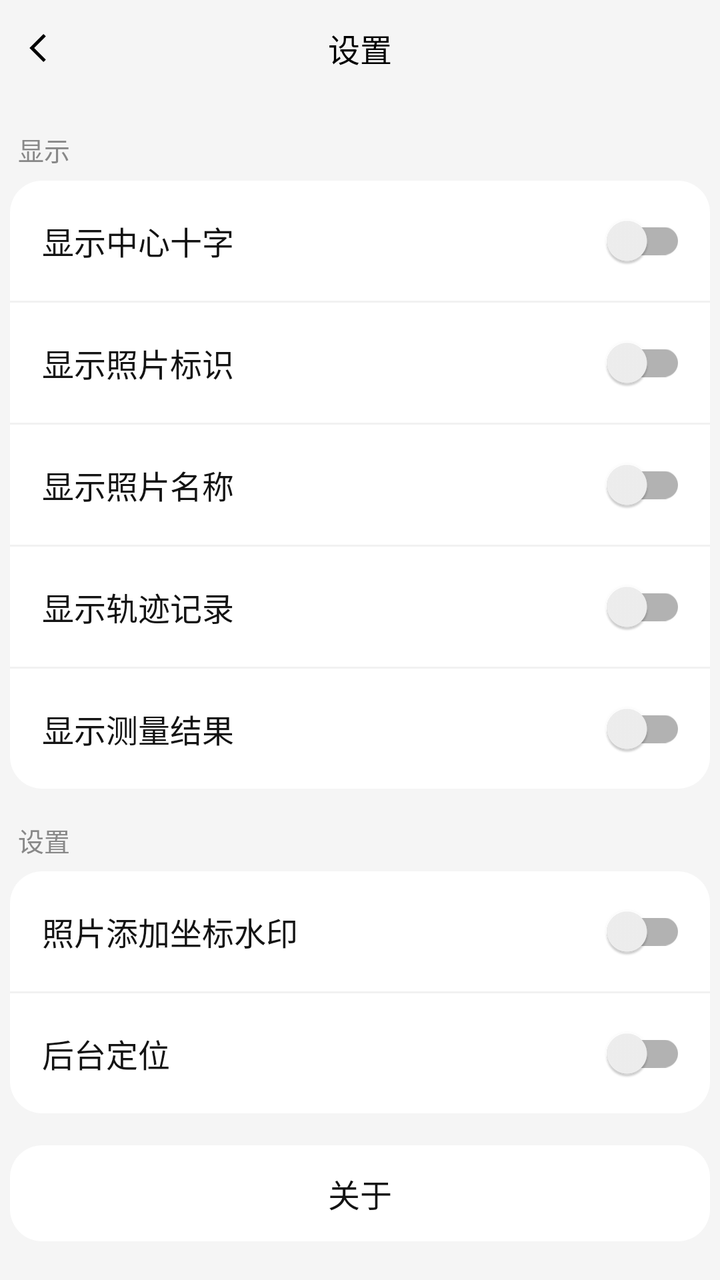
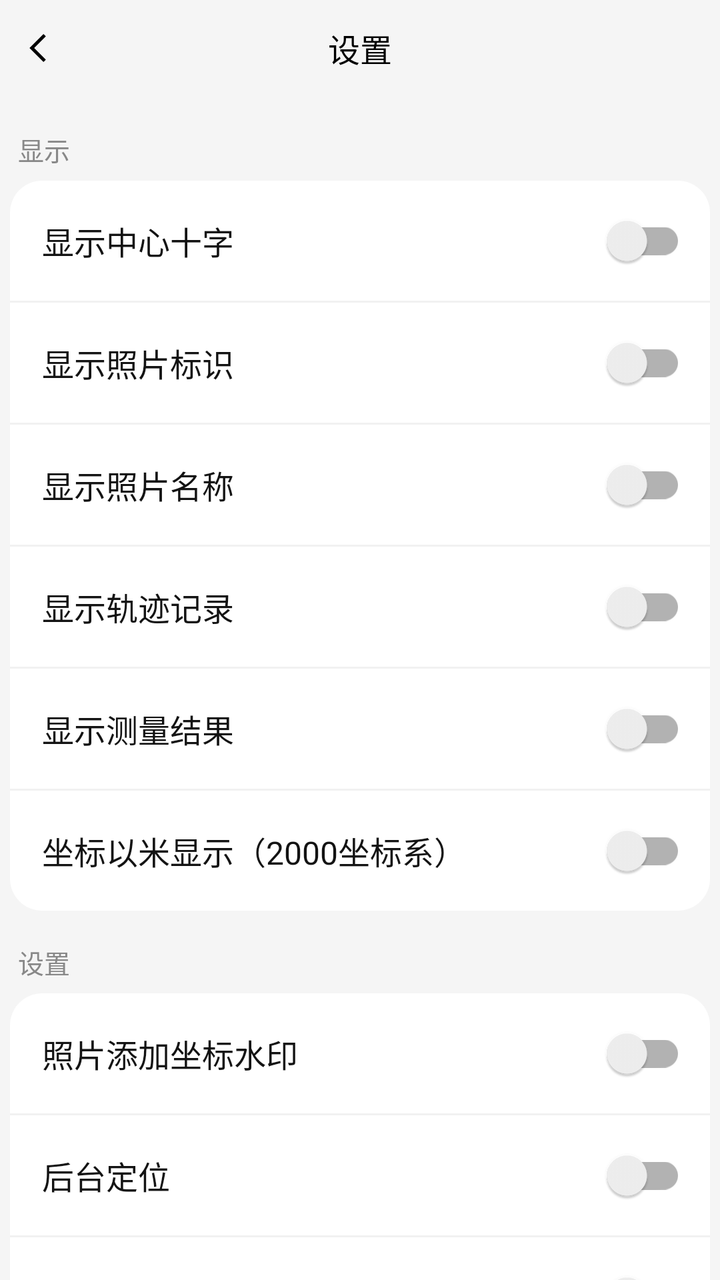

Compare the two renders of this Android layout. The source of the first and the diff that turns it into the second are given below.
<!-- AndroidManifest.xml: application theme Theme.MobileMap -->
<!-- res/layout/activity_settings.xml -->
<?xml version="1.0" encoding="utf-8"?>
<LinearLayout xmlns:android="http://schemas.android.com/apk/res/android"
    android:layout_width="match_parent"
    android:layout_height="match_parent"
    android:background="@color/activity_background"
    android:orientation="vertical">

    <RelativeLayout
        android:layout_width="match_parent"
        android:layout_height="48dp"
        android:background="@color/activity_background"
        android:paddingStart="8dp"
        android:paddingEnd="8dp">

        <ImageView
            android:id="@+id/set_iv_back"
            android:layout_width="@dimen/activity_back_image_size"
            android:layout_height="@dimen/activity_back_image_size"
            android:layout_centerVertical="true"
            android:padding="2dp"
            android:src="@drawable/ic_left_arrow_black" />

        <TextView
            android:layout_width="wrap_content"
            android:layout_height="wrap_content"
            android:layout_centerInParent="true"
            android:text="@string/settings_title"
            android:textColor="@color/black"
            android:textSize="@dimen/activity_title_text_size"/>
    </RelativeLayout>


    <ScrollView
        android:layout_width="match_parent"
        android:layout_height="match_parent"
        android:fillViewport="true"
        android:scrollbars="none">

        <LinearLayout
            android:layout_width="match_parent"
            android:layout_height="wrap_content"
            android:orientation="vertical"
            android:padding="@dimen/activity_padding_size">


            
            <TextView
                android:layout_width="wrap_content"
                android:layout_height="wrap_content"
                android:layout_marginTop="12dp"
                android:paddingStart="4dp"
                android:text="@string/settings_group_display"
                android:textColor="#888888"
                android:textSize="13sp"/>

            <LinearLayout
                android:layout_width="match_parent"
                android:layout_height="wrap_content"
                android:layout_marginTop="6dp"
                android:background="@drawable/bg_settings_group"
                android:orientation="vertical">

                
                <LinearLayout
                    android:layout_width="match_parent"
                    android:layout_height="60dp"
                    android:gravity="center_vertical"
                    android:orientation="horizontal"
                    android:paddingStart="16dp"
                    android:paddingEnd="12dp">

                    <TextView
                        android:layout_width="0dp"
                        android:layout_height="wrap_content"
                        android:layout_weight="1"
                        android:maxLines="1"
                        android:ellipsize="end"
                        android:text="@string/settings_center_cross"
                        android:textColor="#131313"
                        android:textSize="16sp"/>

                    <androidx.appcompat.widget.SwitchCompat
                        android:id="@+id/set_switch_cross"
                        android:layout_width="wrap_content"
                        android:layout_height="wrap_content"/>
                </LinearLayout>

                <View android:layout_width="match_parent" android:layout_height="1dp" android:background="#F1F1F1" />

                
                <LinearLayout
                    android:layout_width="match_parent"
                    android:layout_height="60dp"
                    android:gravity="center_vertical"
                    android:orientation="horizontal"
                    android:paddingStart="16dp"
                    android:paddingEnd="12dp">

                    <TextView
                        android:layout_width="0dp"
                        android:layout_height="wrap_content"
                        android:layout_weight="1"
                        android:maxLines="1"
                        android:ellipsize="end"
                        android:text="@string/settings_show_media_layer"
                        android:textColor="#131313"
                        android:textSize="16sp"/>

                    <androidx.appcompat.widget.SwitchCompat
                        android:id="@+id/set_switch_media_layer"
                        android:layout_width="wrap_content"
                        android:layout_height="wrap_content"/>
                </LinearLayout>

                <View android:layout_width="match_parent" android:layout_height="1dp" android:background="#F1F1F1" />

                
                <LinearLayout
                    android:layout_width="match_parent"
                    android:layout_height="60dp"
                    android:gravity="center_vertical"
                    android:orientation="horizontal"
                    android:paddingStart="16dp"
                    android:paddingEnd="12dp">

                    <TextView
                        android:layout_width="0dp"
                        android:layout_height="wrap_content"
                        android:layout_weight="1"
                        android:maxLines="1"
                        android:ellipsize="end"
                        android:text="@string/settings_show_photo_name"
                        android:textColor="#131313"
                        android:textSize="16sp"/>

                    <androidx.appcompat.widget.SwitchCompat
                        android:id="@+id/set_switch_photo_name"
                        android:layout_width="wrap_content"
                        android:layout_height="wrap_content"/>
                </LinearLayout>

                <View android:layout_width="match_parent" android:layout_height="1dp" android:background="#F1F1F1" />

                
                <LinearLayout
                    android:layout_width="match_parent"
                    android:layout_height="60dp"
                    android:gravity="center_vertical"
                    android:orientation="horizontal"
                    android:paddingStart="16dp"
                    android:paddingEnd="12dp">

                    <TextView
                        android:layout_width="0dp"
                        android:layout_height="wrap_content"
                        android:layout_weight="1"
                        android:maxLines="1"
                        android:ellipsize="end"
                        android:text="@string/settings_show_track_layer"
                        android:textColor="#131313"
                        android:textSize="16sp"/>

                    <androidx.appcompat.widget.SwitchCompat
                        android:id="@+id/set_switch_track_layer"
                        android:layout_width="wrap_content"
                        android:layout_height="wrap_content"/>
                </LinearLayout>

                <View android:layout_width="match_parent" android:layout_height="1dp" android:background="#F1F1F1" />

                
                <LinearLayout
                    android:layout_width="match_parent"
                    android:layout_height="60dp"
                    android:gravity="center_vertical"
                    android:orientation="horizontal"
                    android:paddingStart="16dp"
                    android:paddingEnd="12dp">

                    <TextView
                        android:layout_width="0dp"
                        android:layout_height="wrap_content"
                        android:layout_weight="1"
                        android:maxLines="1"
                        android:ellipsize="end"
                        android:text="@string/settings_show_measure_layer"
                        android:textColor="#131313"
                        android:textSize="16sp"/>

                    <androidx.appcompat.widget.SwitchCompat
                        android:id="@+id/set_switch_measure_layer"
                        android:layout_width="wrap_content"
                        android:layout_height="wrap_content"/>
                </LinearLayout>

            </LinearLayout>

            
            <TextView
                android:layout_width="wrap_content"
                android:layout_height="wrap_content"
                android:layout_marginTop="16dp"
                android:paddingStart="4dp"
                android:text="@string/settings_group_options"
                android:textColor="#888888"
                android:textSize="13sp"/>

            <LinearLayout
                android:layout_width="match_parent"
                android:layout_height="wrap_content"
                android:layout_marginTop="6dp"
                android:background="@drawable/bg_settings_group"
                android:orientation="vertical">

                
                <LinearLayout
                    android:layout_width="match_parent"
                    android:layout_height="60dp"
                    android:gravity="center_vertical"
                    android:orientation="horizontal"
                    android:paddingStart="16dp"
                    android:paddingEnd="12dp">

                    <TextView
                        android:layout_width="0dp"
                        android:layout_height="wrap_content"
                        android:layout_weight="1"
                        android:maxLines="1"
                        android:ellipsize="end"
                        android:text="@string/settings_photo_coordinate_watermark"
                        android:textColor="#131313"
                        android:textSize="16sp"/>

                    <androidx.appcompat.widget.SwitchCompat
                        android:id="@+id/set_switch_photo_watermark"
                        android:layout_width="wrap_content"
                        android:layout_height="wrap_content"/>
                </LinearLayout>

                <View android:layout_width="match_parent" android:layout_height="1dp" android:background="#F1F1F1" />

                
                <LinearLayout
                    android:layout_width="match_parent"
                    android:layout_height="60dp"
                    android:gravity="center_vertical"
                    android:orientation="horizontal"
                    android:paddingStart="16dp"
                    android:paddingEnd="12dp">

                    <TextView
                        android:layout_width="0dp"
                        android:layout_height="wrap_content"
                        android:layout_weight="1"
                        android:maxLines="1"
                        android:ellipsize="end"
                        android:text="@string/settings_background_location"
                        android:textColor="#131313"
                        android:textSize="16sp"/>

                    <androidx.appcompat.widget.SwitchCompat
                        android:id="@+id/set_switch_background_location"
                        android:layout_width="wrap_content"
                        android:layout_height="wrap_content"/>
                </LinearLayout>

            </LinearLayout>

            <LinearLayout
                android:layout_width="match_parent"
                android:layout_height="wrap_content"
                android:layout_marginTop="16dp"
                android:background="@drawable/bg_settings_group"
                android:orientation="vertical">

                <RelativeLayout
                    android:id="@+id/set_row_about"
                    android:layout_width="match_parent"
                    android:layout_height="48dp"
                    android:paddingStart="16dp"
                    android:paddingEnd="12dp">

                    <TextView
                        android:layout_width="wrap_content"
                        android:layout_height="wrap_content"
                        android:layout_centerVertical="true"
                        android:layout_centerInParent="true"
                        android:text="@string/settings_personal_info_list"
                        android:textColor="#131313"
                        android:textSize="16sp"/>

                </RelativeLayout>
            </LinearLayout>
        </LinearLayout>
    </ScrollView>

</LinearLayout>
<!-- resources referenced by this layout -->
<resources>
  <color name="activity_background">#F5F5F5</color>
  <color name="black">#FF000000</color>
  <dimen name="activity_back_image_size">24dp</dimen>
  <dimen name="activity_padding_size">5dp</dimen>
  <dimen name="activity_title_text_size">16sp</dimen>
  <!-- drawable bg_settings_group (drawable) -->
  <?xml version="1.0" encoding="utf-8"?>
  <shape xmlns:android="http://schemas.android.com/apk/res/android" android:shape="rectangle">
      <solid android:color="#FFFFFF" />
      <corners android:radius="16dp" />
  </shape>
  <!-- drawable ic_left_arrow_black (drawable) -->
  <?xml version="1.0" encoding="utf-8"?>
  <vector xmlns:android="http://schemas.android.com/apk/res/android"
      android:width="24dp"
      android:height="24dp"
      android:viewportWidth="24"
      android:viewportHeight="24">
      <path
          android:fillColor="#000000"
          android:pathData="M15.5,5L8.5,12L15.5,19L14.1,20.4L5.7,12L14.1,3.6Z" />
  </vector>
  <string name="settings_background_location">后台定位</string>
  <string name="settings_center_cross">显示中心十字</string>
  <string name="settings_group_display">显示</string>
  <string name="settings_group_options">设置</string>
  <string name="settings_personal_info_list">关于</string>
  <string name="settings_photo_coordinate_watermark">照片添加坐标水印</string>
  <string name="settings_show_measure_layer">显示测量结果</string>
  <string name="settings_show_media_layer">显示照片标识</string>
  <string name="settings_show_photo_name">显示照片名称</string>
  <string name="settings_show_track_layer">显示轨迹记录</string>
  <string name="settings_title">设置</string>
  <style name="Theme.MobileMap" parent="Theme.MaterialComponents.DayNight.DarkActionBar">
          
          <item name="colorPrimary">@color/purple_500</item>
          <item name="colorPrimaryVariant">@color/purple_700</item>
          <item name="colorOnPrimary">@color/white</item>
          
          <item name="colorSecondary">@color/teal_200</item>
          <item name="colorSecondaryVariant">@color/teal_700</item>
          <item name="colorOnSecondary">@color/black</item>
          
          <item name="android:statusBarColor">?attr/colorPrimaryVariant</item>
          
      </style>
  <color name="purple_500">#FF6200EE</color>
  <color name="purple_700">#FF3700B3</color>
  <color name="white">#FFFFFFFF</color>
  <color name="teal_200">#FF03DAC5</color>
  <color name="teal_700">#FF018786</color>
</resources>

<!-- the commit's change to res/layout/activity_settings.xml (unified diff, before → after) -->
@@ -193,6 +193,33 @@
                         android:layout_height="wrap_content"/>
                 </LinearLayout>
 
+                <View android:layout_width="match_parent" android:layout_height="1dp" android:background="#F1F1F1" />
+
+                
+                <LinearLayout
+                    android:layout_width="match_parent"
+                    android:layout_height="60dp"
+                    android:gravity="center_vertical"
+                    android:orientation="horizontal"
+                    android:paddingStart="16dp"
+                    android:paddingEnd="12dp">
+
+                    <TextView
+                        android:layout_width="0dp"
+                        android:layout_height="wrap_content"
+                        android:layout_weight="1"
+                        android:maxLines="1"
+                        android:ellipsize="end"
+                        android:text="@string/settings_coord_display_meter"
+                        android:textColor="#131313"
+                        android:textSize="16sp"/>
+
+                    <androidx.appcompat.widget.SwitchCompat
+                        android:id="@+id/set_switch_coord_meter"
+                        android:layout_width="wrap_content"
+                        android:layout_height="wrap_content"/>
+                </LinearLayout>
+
             </LinearLayout>
 
             
@@ -264,6 +291,33 @@
                         android:layout_height="wrap_content"/>
                 </LinearLayout>
 
+                <View android:layout_width="match_parent" android:layout_height="1dp" android:background="#F1F1F1"/>
+
+                
+                <LinearLayout
+                    android:layout_width="match_parent"
+                    android:layout_height="60dp"
+                    android:gravity="center_vertical"
+                    android:orientation="horizontal"
+                    android:paddingStart="16dp"
+                    android:paddingEnd="12dp">
+
+                    <TextView
+                        android:layout_width="0dp"
+                        android:layout_height="wrap_content"
+                        android:layout_weight="1"
+                        android:maxLines="1"
+                        android:ellipsize="end"
+                        android:text="@string/settings_shp_use_gdal"
+                        android:textColor="#131313"
+                        android:textSize="16sp"/>
+
+                    <androidx.appcompat.widget.SwitchCompat
+                        android:id="@+id/set_switch_shp_gdal"
+                        android:layout_width="wrap_content"
+                        android:layout_height="wrap_content"/>
+                </LinearLayout>
+
             </LinearLayout>
 
             <LinearLayout
<!-- resource entries referenced after the edit -->
@@ -24,6 +24,7 @@
   </vector>
   <string name="settings_background_location">后台定位</string>
   <string name="settings_center_cross">显示中心十字</string>
+  <string name="settings_coord_display_meter">坐标以米显示（2000坐标系）</string>
   <string name="settings_group_display">显示</string>
   <string name="settings_group_options">设置</string>
   <string name="settings_personal_info_list">关于</string>
@@ -32,6 +33,7 @@
   <string name="settings_show_media_layer">显示照片标识</string>
   <string name="settings_show_photo_name">显示照片名称</string>
   <string name="settings_show_track_layer">显示轨迹记录</string>
+  <string name="settings_shp_use_gdal">shp 使用 GDAL 读取（关闭则走 WorldWind 原生）</string>
   <string name="settings_title">设置</string>
   <style name="Theme.MobileMap" parent="Theme.MaterialComponents.DayNight.DarkActionBar">
           
